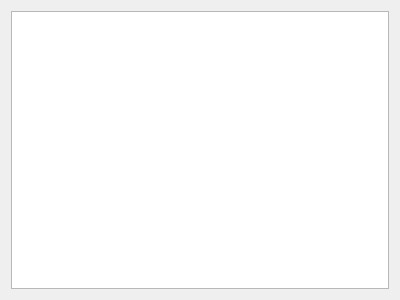
Above: examples/mriTestViewer/mriviewer.ui from mne-tools/mne-cpp before the change. Below: the same form after it.
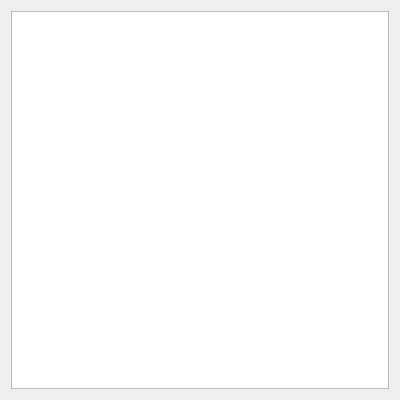
That is the form after the change.

```diff
--- a/examples/mriTestViewer/mriviewer.ui
+++ b/examples/mriTestViewer/mriviewer.ui
@@ -7,7 +7,7 @@
     <x>0</x>
     <y>0</y>
     <width>400</width>
-    <height>300</height>
+    <height>400</height>
    </rect>
   </property>
   <property name="windowTitle">
```
Left out of the diff: 2 changed lines with no effect on the pictures.
